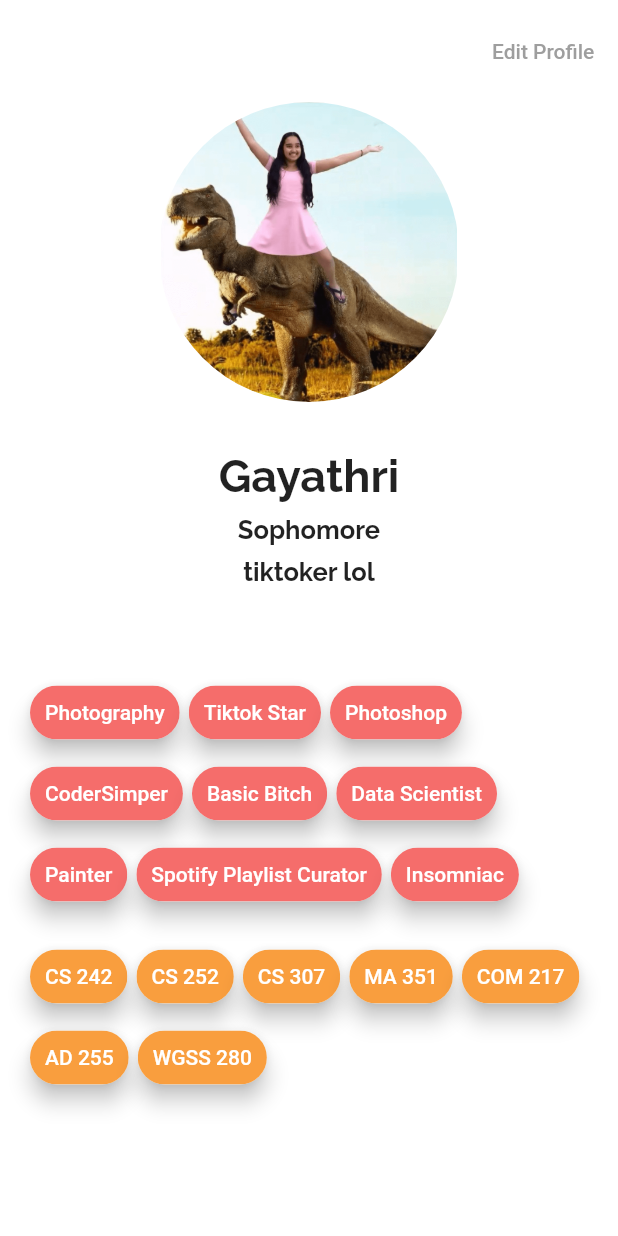
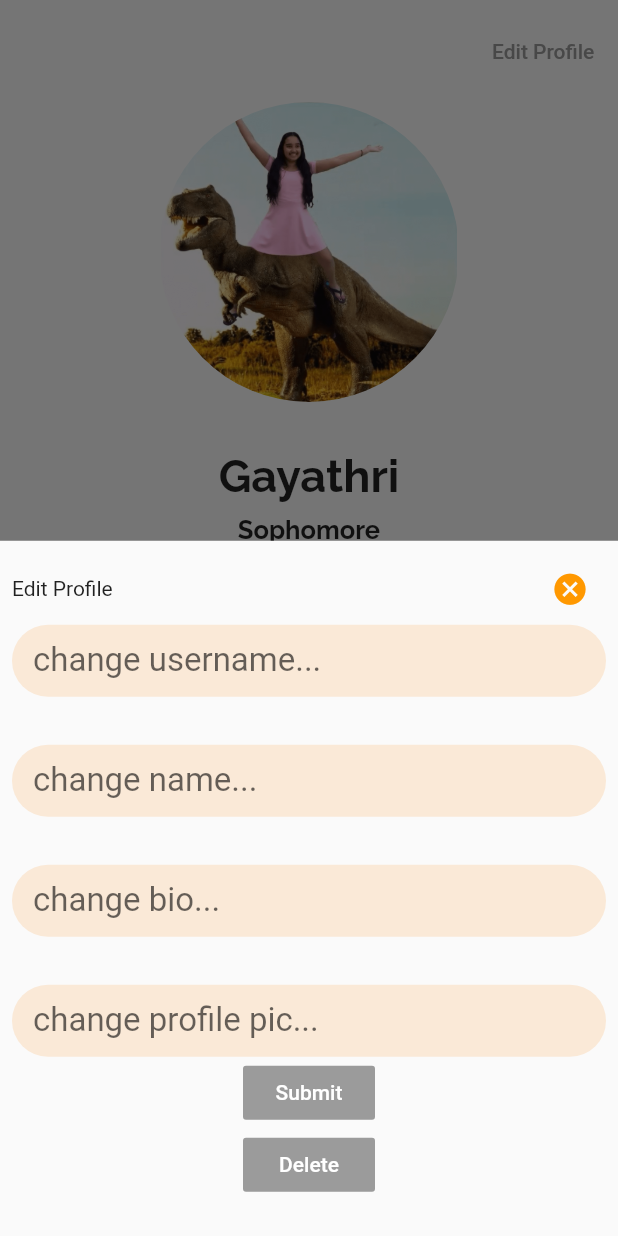
Before and after one commit to ishajain15/UniLyfe, a Flutter app: the ProfilePage screen opened directly, after a tap on "Edit Profile", on a phone screen of 412 x 824 dp. Run offline on Flutter 3.47's test engine with Material 2 defaults, Android fonts, the phone set to English and light mode, and no system bars; our stand-ins replace auto_size_text, cloud_firestore, community_material_icon, firebase_auth, firebase_core, font_awesome_flutter and 3 more; missing offline and left inert: polls; accounts and stored records are empty; generated files the repository leaves out were written again.

Commit message:
added the edit profile ui

```diff
--- a/unilyfe_app/lib/page/corona_page.dart
+++ b/unilyfe_app/lib/page/corona_page.dart
@@ -78,7 +78,8 @@ Widget build(BuildContext context) {
           title: const Text('Google Office Locations'),
           backgroundColor: Colors.green[700],
         ), */
-        body: GoogleMap(
+        body:
+          GoogleMap(
           onMapCreated: _onMapCreated,
           initialCameraPosition: CameraPosition(
             target: const LatLng(40.42395040517343, -86.92120533110851),
@@ -86,7 +87,7 @@ Widget build(BuildContext context) {
           ),
           markers: _markers.values.toSet(),
         ),
-      ),
+        ),
     );
   }
 }
--- a/unilyfe_app/lib/page/profile_page.dart
+++ b/unilyfe_app/lib/page/profile_page.dart
@@ -97,7 +97,25 @@ class ProfilePage extends StatelessWidget {
         body: ListView(
       //child: Column(
       children: <Widget>[
-        editProfileBar,
+        //editProfileBar,
+        Container(
+            child: Row(children: [
+          Container(
+            padding: const EdgeInsets.fromLTRB(310, 0, 0, 0),
+          ),
+          Container(
+            padding: const EdgeInsets.all(10),
+            child: TextButton(
+              style: TextButton.styleFrom(
+                primary: Colors.grey,
+              ),
+              onPressed: () {
+                _tripEditModalBottomSheet(context);
+              },
+              child: Text('Edit Profile'),
+            ),
+          ),
+        ])),
         //profilePicture,
         _profilePicture(),
         userInfo,
@@ -189,10 +207,10 @@ Widget userInfo = Container(
 
 Widget pad = Container(
   padding: const EdgeInsets.all(32),
-  child: Row(),
+  //child: Row(),
 );
 
-Widget editProfileBar = Container(
+/*Widget editProfileBar = Container(
     child: Row(children: [
   Container(
     padding: const EdgeInsets.fromLTRB(310, 0, 0, 0),
@@ -203,11 +221,13 @@ Widget editProfileBar = Container(
       style: TextButton.styleFrom(
         primary: Colors.grey,
       ),
-      onPressed: () {},
+      onPressed: () {
+        _tripEditModalBottomSheet(context);
+      },
       child: Text('Edit Profile'),
     ),
   ),
-]));
+]));*/
 
 Widget _buildChip(String label, Color color) {
   return Chip(
@@ -277,3 +297,93 @@ class _myProfilePictureState extends State<_profilePicture> {
         ));
   }
 }
+
+Widget _changeInfo(String textBoxText) {
+  return
+    TextField(
+    autofocus: false,
+    style: TextStyle(fontSize: 22.0, color: Colors.black),
+    decoration: InputDecoration(
+      filled: true,
+      fillColor: Color(0xFFfae9d7),
+      hintText: textBoxText,
+      contentPadding: const EdgeInsets.only(left: 14.0, bottom: 8.0, top: 8.0),
+      focusedBorder: OutlineInputBorder(
+        borderSide: BorderSide(color: Colors.black),
+        borderRadius: BorderRadius.circular(25.7),
+      ),
+      enabledBorder: UnderlineInputBorder(
+        borderSide: BorderSide.none,
+        borderRadius: BorderRadius.circular(25.7),
+      ),
+    ),
+
+  );
+}
+
+void _tripEditModalBottomSheet(context) {
+  showModalBottomSheet(
+    context: context,
+    builder: (BuildContext bc) {
+      return Container(
+        height: MediaQuery.of(context).size.height * .60,
+        child: Padding(
+          padding: const EdgeInsets.all(8.0),
+          child: Column(
+            children: <Widget>[
+              Row(
+                children: <Widget>[
+                  Text("Edit Profile"),
+                  Spacer(),
+                  IconButton(
+                    icon: Icon(
+                      Icons.cancel,
+                      color: Colors.orange,
+                      size: 25,
+                    ),
+                    onPressed: () {
+                      Navigator.of(context).pop();
+                    },
+                  )
+                ],
+              ),
+              _changeInfo("change username..."),
+              Container(
+                padding: const EdgeInsets.all(16),
+              ),
+              _changeInfo("change name..."),
+              Container(
+                padding: const EdgeInsets.all(16),
+              ),
+              _changeInfo("change bio..."),
+              Container(
+                padding: const EdgeInsets.all(16),
+              ),
+              _changeInfo("change profile pic..."),
+              Row(
+                mainAxisAlignment: MainAxisAlignment.center,
+                children: <Widget>[
+                  RaisedButton(
+                    child: Text('Submit'),
+                    color: Colors.deepPurple,
+                    textColor: Colors.white,
+                  )
+                ],
+              ),
+              Row(
+                mainAxisAlignment: MainAxisAlignment.center,
+                children: <Widget>[
+                  RaisedButton(
+                    child: Text('Delete'),
+                    color: Colors.red,
+                    textColor: Colors.white,
+                  )
+                ],
+              )
+            ],
+          ),
+        ),
+      );
+    },
+  );
+}
```
Also changed, not shown: 1 other file.
